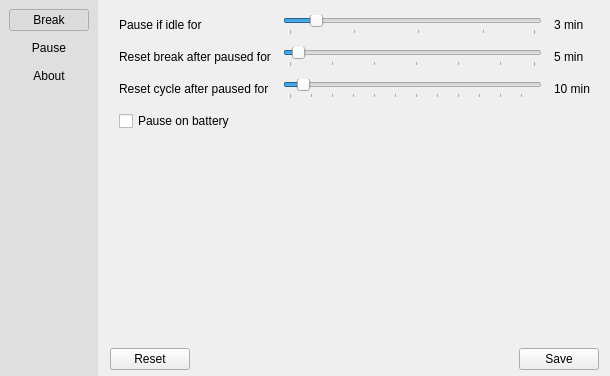
Qt form src/pref-window.ui (AllanChain/sane-break) before a commit.
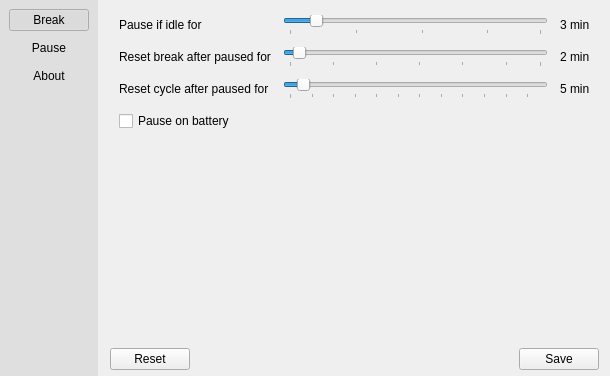
The same form after that commit. The open tabs and pages were chosen to show the change. Icons and pictures are not drawn. Custom widgets are drawn as their Qt base class.

Commit message: fix initial label text for slider

The edit to the form file:
```diff
--- a/src/pref-window.ui
+++ b/src/pref-window.ui
@@ -446,7 +446,7 @@
            <item row="1" column="2">
             <widget class="QLabel" name="resetBreakLabel">
              <property name="text">
-              <string>5 min</string>
+              <string>2 min</string>
              </property>
             </widget>
            </item>
@@ -485,7 +485,7 @@
            <item row="2" column="2">
             <widget class="QLabel" name="resetCycleLabel">
              <property name="text">
-              <string>10 min</string>
+              <string>5 min</string>
              </property>
             </widget>
            </item>
```
